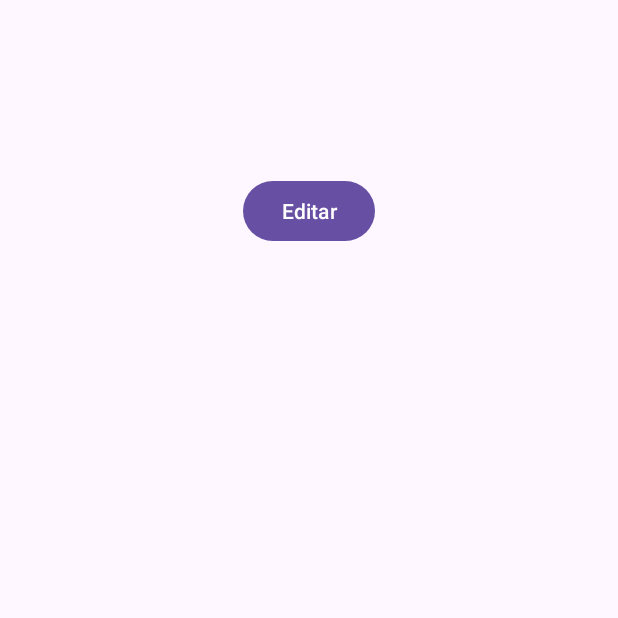
After one commit to AlbertoArostegui/DAS, an Android app: the ItemDetailActivity screen opened directly, with no data from a screen before it, on a phone screen of 412 x 824 dp, the top half of it. The commit adds this screen. Run offline under Robolectric (Android 15) with nearby library versions, the phone set to English and light mode, and no system bars.

Commit message:
Añadidas nuevas vistas
Nuevas vistas para ver todos los registros, ver uno en detalle y ver uno para modificarlo y añadido un método para poblar la BD y otro para formatearla

```diff
--- /dev/null
+++ b/app/src/main/java/com/example/entrega_primera/ItemDetailActivity.java
@@ -0,0 +1,57 @@
+package com.example.entrega_primera;
+import android.content.Intent;
+import android.os.Bundle;
+import android.view.View;
+import android.widget.Button;
+import android.widget.TextView;
+import androidx.appcompat.app.AppCompatActivity;
+
+
+public class ItemDetailActivity extends AppCompatActivity {
+
+    private TextView textViewBrand;
+    private TextView textViewModel;
+    private TextView textViewPrice;
+    private Button buttonEdit;
+    private DBHandler dbHandler;
+    private int itemId;
+
+    @Override
+    protected void onCreate(Bundle savedInstanceState) {
+        super.onCreate(savedInstanceState);
+        setContentView(R.layout.activity_item_detail);
+
+        textViewBrand = findViewById(R.id.textViewBrand);
+        textViewModel = findViewById(R.id.textViewModel);
+        textViewPrice = findViewById(R.id.textViewPrice);
+        buttonEdit = findViewById(R.id.buttonEdit);
+
+        DBHandler db = new DBHandler(this);
+
+        // Obtener el ID del elemento de la intención
+        itemId = getIntent().getIntExtra("item_id", -1);
+
+        if (itemId != -1) {
+            // Cargar los detalles del elemento desde la base de datos
+            Item item = db.getItemFromId(itemId);
+            if (item != null) {
+                textViewBrand.setText(item.getBrand());
+                textViewModel.setText(item.getModel());
+                textViewPrice.setText(Float.toString(item.getPrice()));
+            }
+        }
+
+        // Configurar el botón para editar el elemento
+        /*
+        buttonEdit.setOnClickListener(new View.OnClickListener() {
+            @Override
+            public void onClick(View v) {
+                // Abrir la actividad de edición con el ID del elemento
+                Intent intent = new Intent(ItemDetailActivity.this, EditItemActivity.class);
+                intent.putExtra("item_id", itemId);
+                startActivity(intent);
+            }
+        });
+        */
+    }
+}
--- /dev/null
+++ b/app/src/main/res/layout/activity_item_detail.xml
@@ -0,0 +1,41 @@
+<!-- activity_item_detail.xml -->
+<RelativeLayout xmlns:android="http://schemas.android.com/apk/res/android"
+    xmlns:tools="http://schemas.android.com/tools"
+    android:layout_width="match_parent"
+    android:layout_height="match_parent"
+    android:padding="16dp"
+    tools:context=".ItemDetailActivity">
+
+    <TextView
+        android:id="@+id/textViewBrand"
+        android:layout_width="match_parent"
+        android:layout_height="wrap_content"
+        android:textSize="18sp"
+        android:textStyle="bold"/>
+
+    <TextView
+        android:id="@+id/textViewModel"
+        android:layout_width="match_parent"
+        android:layout_height="wrap_content"
+        android:layout_below="@id/textViewBrand"
+        android:layout_marginTop="8dp"
+        android:textSize="16sp"/>
+
+    <TextView
+        android:id="@+id/textViewPrice"
+        android:layout_width="match_parent"
+        android:layout_height="wrap_content"
+        android:layout_below="@id/textViewModel"
+        android:layout_marginTop="8dp"
+        android:textSize="16sp"/>
+
+    <Button
+        android:id="@+id/buttonEdit"
+        android:layout_width="wrap_content"
+        android:layout_height="wrap_content"
+        android:layout_below="@id/textViewPrice"
+        android:layout_centerHorizontal="true"
+        android:layout_marginTop="16dp"
+        android:text="Editar"/>
+
+</RelativeLayout>
```
Also changed, not shown: app/src/main/AndroidManifest.xml (+9 -0 lines), app/src/main/java/com/example/entrega_primera/AddItemActivity.java (added, +14 -0 lines), app/src/main/java/com/example/entrega_primera/DBHandler.java (+34 -6 lines), app/src/main/java/com/example/entrega_primera/Item.java (+14 -9 lines), app/src/main/java/com/example/entrega_primera/ItemAdapter.java (+6 -4 lines), app/src/main/java/com/example/entrega_primera/ItemListActivity.java (added, +101 -0 lines), app/src/main/java/com/example/entrega_primera/MainActivity.java (+7 -26 lines), app/src/main/res/layout/activity_add_item.xml (added, +35 -0 lines), app/src/main/res/layout/activity_item_list.xml (added, +23 -0 lines), app/src/main/res/layout/card_view.xml (+8 -2 lines).
